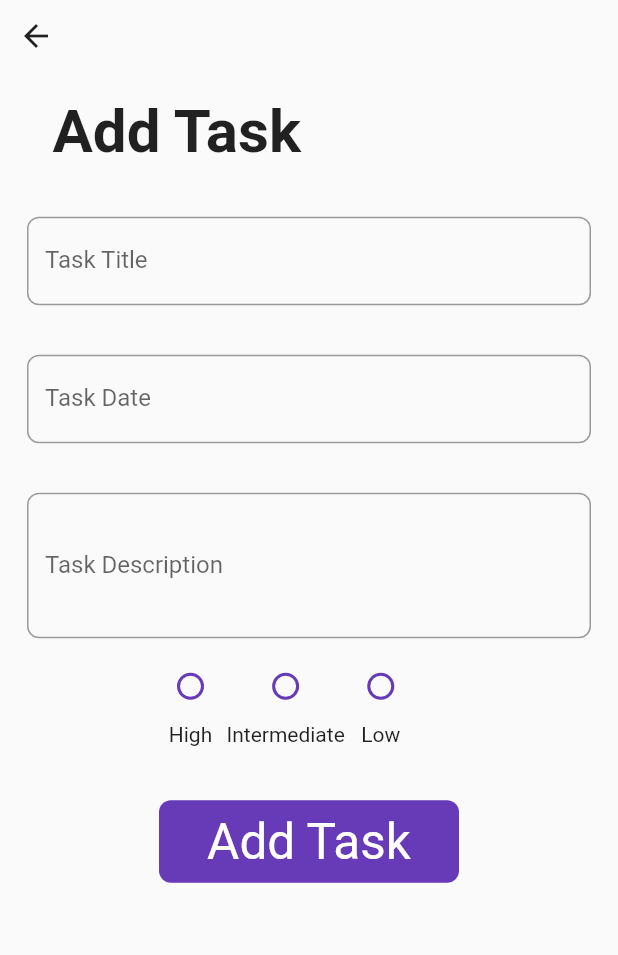
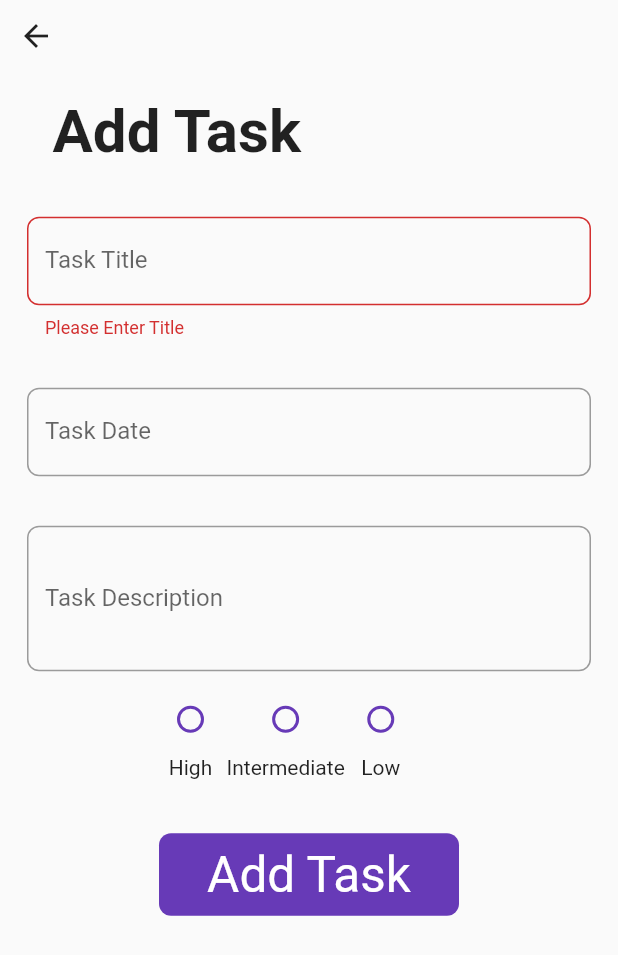
Before and after one commit to Tolbaax/TasksApp, a Flutter app: the AddTask screen opened by its route, after a tap on "Add Task", on a phone screen of 412 x 824 dp. Shown: the top 955 px of the screen. Run offline on Flutter 3.47's test engine with Material 2 defaults, Android fonts, the phone set to English and light mode, and no system bars; our stand-ins replace google_fonts, sqflite; accounts and stored records are empty; Roboto replaces fonts that are missing (Jomolhari, Share).

Commit message:
Tasks App

```diff
--- a/lib/View/Screens/AddTask.dart
+++ b/lib/View/Screens/AddTask.dart
@@ -19,7 +19,7 @@ class _AddTaskState extends State<AddTask> {
   DBHelper db = DBHelper();
   String? description = '';
   String? importance;
-  String? title = '';
+  String? title;
   int? gValue;
   showDate() async {
    DateTime? dateTime = await showDatePicker(context: context, initialDate: date, firstDate: DateTime(1999), lastDate: DateTime(2030));
@@ -70,8 +70,7 @@ class _AddTaskState extends State<AddTask> {
                                 title = v;
                               },
                               validator: (v)
-                              {
-                                if(title == null)
+                              {if(v.toString().isEmpty)
                                   {
                                     return 'Please Enter Title';
                                   }
--- a/lib/View/Screens/HomeScreen.dart
+++ b/lib/View/Screens/HomeScreen.dart
@@ -87,7 +87,6 @@ class _HomeScreenState extends State<HomeScreen> {
                                   await dbHelper.deleteTask(tasks[index]);
                                 },
                                 child: Icon(Icons.delete)),
-                            Text(tasks[index].date.toString(),style: TextStyle(color: Colors.white,fontSize: 20,fontWeight: FontWeight.w600),),
                           ],
                         ),
                       ],
```
